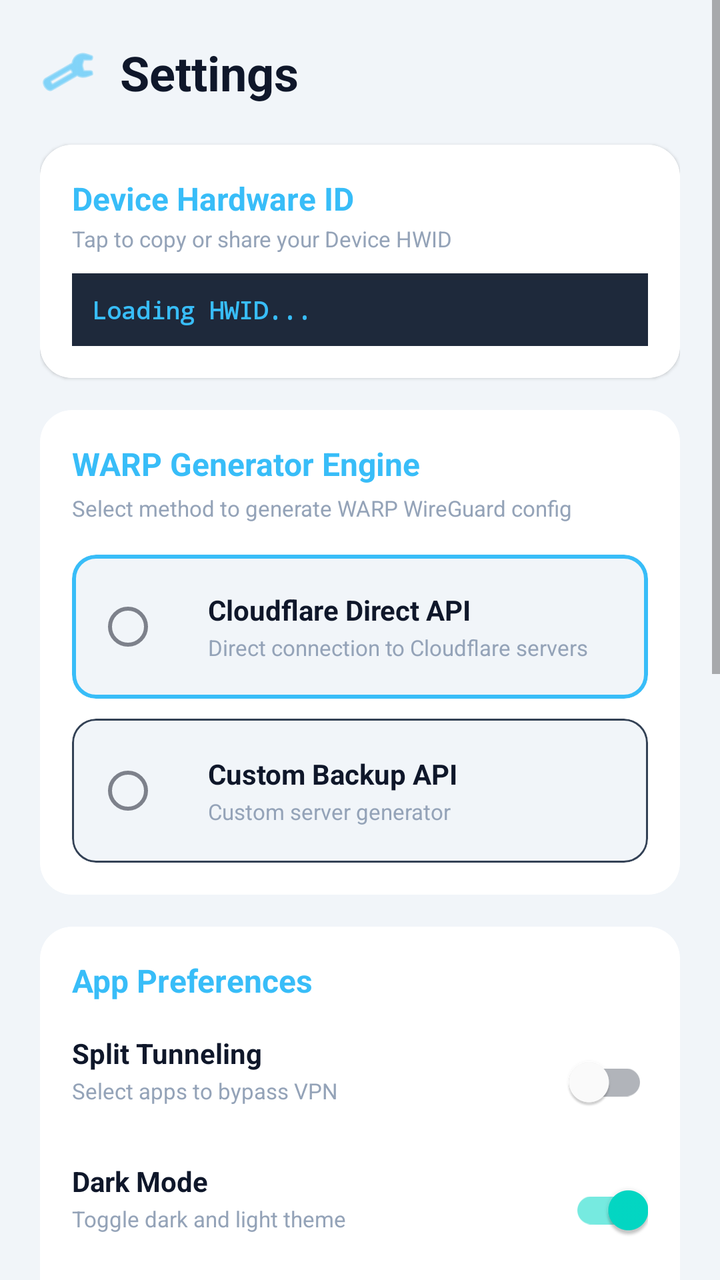
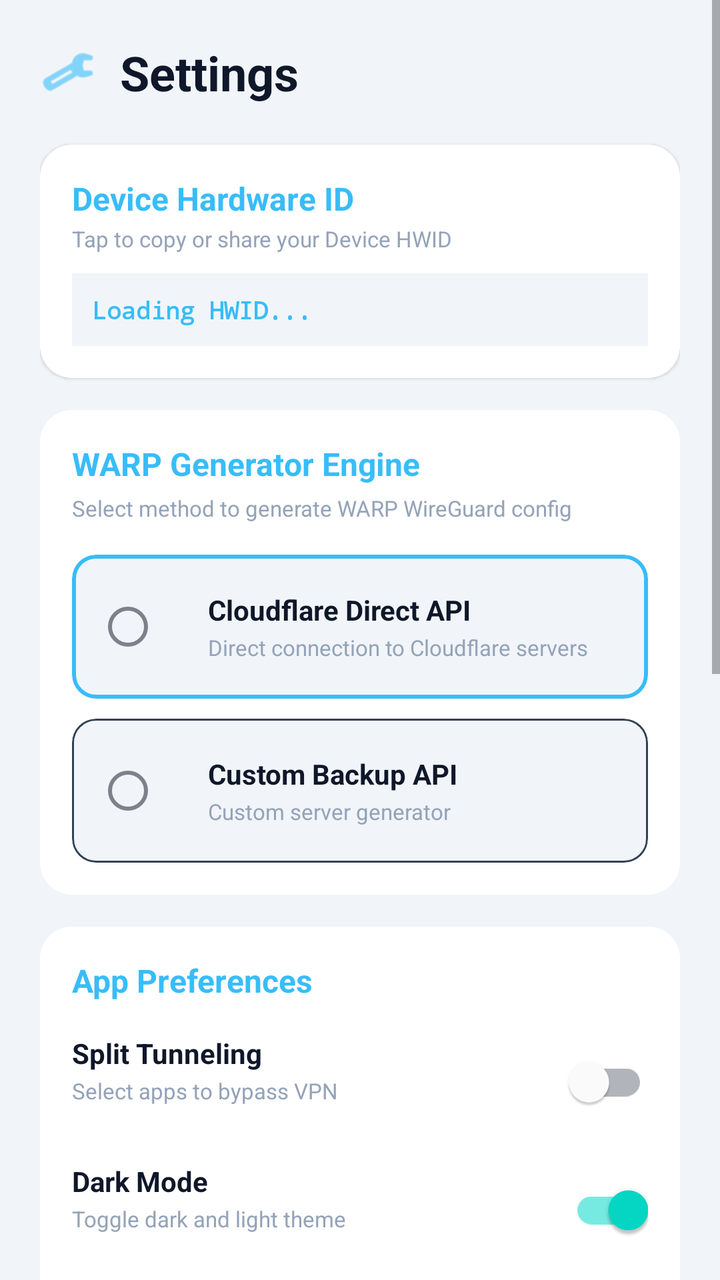

Compare the two renders of this Android layout. The source of the first and the diff that turns it into the second are given below.
<!-- AndroidManifest.xml: application theme AppTheme -->
<!-- res/layout/nav_drawer.xml -->
<?xml version="1.0" encoding="utf-8"?>
<ScrollView xmlns:android="http://schemas.android.com/apk/res/android"
    xmlns:app="http://schemas.android.com/apk/res-auto"
    android:id="@+id/drawerScrollView"
    android:layout_width="300dp"
    android:layout_height="match_parent"
    android:layout_gravity="start"
    android:background="?android:attr/colorBackground">

    <LinearLayout
        android:layout_width="match_parent"
        android:layout_height="wrap_content"
        android:orientation="vertical"
        android:padding="20dp">

        
        <LinearLayout
            android:layout_width="match_parent"
            android:layout_height="wrap_content"
            android:gravity="center_vertical"
            android:orientation="horizontal">

            <ImageView
                android:layout_width="28dp"
                android:layout_height="28dp"
                android:src="@android:drawable/ic_menu_preferences"
                app:tint="#38BDF8" />

            <TextView
                android:layout_width="wrap_content"
                android:layout_height="wrap_content"
                android:layout_marginStart="12dp"
                android:text="Settings"
                android:textColor="?attr/colorOnBackground"
                android:textSize="24sp"
                android:textStyle="bold" />
        </LinearLayout>

        
        <com.google.android.material.card.MaterialCardView
            android:id="@+id/cardHwid"
            android:layout_width="match_parent"
            android:layout_height="wrap_content"
            android:layout_marginTop="20dp"
            android:clickable="true"
            android:focusable="true"
            app:cardBackgroundColor="?attr/colorSurface"
            app:cardCornerRadius="16dp"
            app:strokeWidth="1dp">

            <LinearLayout
                android:layout_width="match_parent"
                android:layout_height="wrap_content"
                android:orientation="vertical"
                android:padding="16dp">

                <TextView
                    android:layout_width="wrap_content"
                    android:layout_height="wrap_content"
                    android:text="Device Hardware ID"
                    android:textColor="#38BDF8"
                    android:textSize="16sp"
                    android:textStyle="bold" />

                <TextView
                    android:layout_width="wrap_content"
                    android:layout_height="wrap_content"
                    android:layout_marginTop="2dp"
                    android:text="Tap to copy or share your Device HWID"
                    android:textColor="#94A3B8"
                    android:textSize="11sp" />

                <TextView
                    android:id="@+id/tvHwid"
                    android:layout_width="match_parent"
                    android:layout_height="wrap_content"
                    android:layout_marginTop="10dp"
                    android:background="#1E293B"
                    android:fontFamily="monospace"
                    android:padding="10dp"
                    android:text="Loading HWID..."
                    android:textColor="#38BDF8"
                    android:textSize="12sp"
                    android:textStyle="bold" />
            </LinearLayout>
        </com.google.android.material.card.MaterialCardView>

        
        <com.google.android.material.card.MaterialCardView
            android:layout_width="match_parent"
            android:layout_height="wrap_content"
            android:layout_marginTop="16dp"
            app:cardBackgroundColor="?attr/colorSurface"
            app:cardCornerRadius="16dp"
            app:strokeWidth="1dp">

            <LinearLayout
                android:layout_width="match_parent"
                android:layout_height="wrap_content"
                android:orientation="vertical"
                android:padding="16dp">

                <TextView
                    android:layout_width="wrap_content"
                    android:layout_height="wrap_content"
                    android:text="WARP Generator Engine"
                    android:textColor="#38BDF8"
                    android:textSize="16sp"
                    android:textStyle="bold" />

                <TextView
                    android:layout_width="wrap_content"
                    android:layout_height="wrap_content"
                    android:layout_marginTop="4dp"
                    android:text="Select method to generate WARP WireGuard config"
                    android:textColor="#94A3B8"
                    android:textSize="11sp" />

                
                <com.google.android.material.card.MaterialCardView
                    android:id="@+id/cardEngineCf"
                    android:layout_width="match_parent"
                    android:layout_height="wrap_content"
                    android:layout_marginTop="16dp"
                    android:clickable="true"
                    android:focusable="true"
                    app:cardBackgroundColor="?android:attr/colorBackground"
                    app:cardCornerRadius="12dp"
                    app:strokeColor="#38BDF8"
                    app:strokeWidth="2dp">

                    <RelativeLayout
                        android:layout_width="match_parent"
                        android:layout_height="wrap_content"
                        android:padding="12dp">

                        <RadioButton
                            android:id="@+id/rbEngineCf"
                            android:layout_width="wrap_content"
                            android:layout_height="wrap_content"
                            android:layout_alignParentStart="true"
                            android:layout_centerVertical="true"
                            android:clickable="false"
                            android:focusable="false" />

                        <LinearLayout
                            android:layout_width="wrap_content"
                            android:layout_height="wrap_content"
                            android:layout_centerVertical="true"
                            android:layout_marginStart="8dp"
                            android:layout_toEndOf="@id/rbEngineCf"
                            android:orientation="vertical">

                            <TextView
                                android:layout_width="wrap_content"
                                android:layout_height="wrap_content"
                                android:text="Cloudflare Direct API"
                                android:textColor="?attr/colorOnBackground"
                                android:textSize="14sp"
                                android:textStyle="bold" />

                            <TextView
                                android:layout_width="wrap_content"
                                android:layout_height="wrap_content"
                                android:layout_marginTop="2dp"
                                android:text="Direct connection to Cloudflare servers"
                                android:textColor="#94A3B8"
                                android:textSize="11sp" />
                        </LinearLayout>
                    </RelativeLayout>
                </com.google.android.material.card.MaterialCardView>

                
                <com.google.android.material.card.MaterialCardView
                    android:id="@+id/cardEngineCustom"
                    android:layout_width="match_parent"
                    android:layout_height="wrap_content"
                    android:layout_marginTop="10dp"
                    android:clickable="true"
                    android:focusable="true"
                    app:cardBackgroundColor="?android:attr/colorBackground"
                    app:cardCornerRadius="12dp"
                    app:strokeColor="#334155"
                    app:strokeWidth="1dp">

                    <RelativeLayout
                        android:layout_width="match_parent"
                        android:layout_height="wrap_content"
                        android:padding="12dp">

                        <RadioButton
                            android:id="@+id/rbEngineCustom"
                            android:layout_width="wrap_content"
                            android:layout_height="wrap_content"
                            android:layout_alignParentStart="true"
                            android:layout_centerVertical="true"
                            android:clickable="false"
                            android:focusable="false" />

                        <LinearLayout
                            android:layout_width="wrap_content"
                            android:layout_height="wrap_content"
                            android:layout_centerVertical="true"
                            android:layout_marginStart="8dp"
                            android:layout_toEndOf="@id/rbEngineCustom"
                            android:orientation="vertical">

                            <TextView
                                android:layout_width="wrap_content"
                                android:layout_height="wrap_content"
                                android:text="Custom Backup API"
                                android:textColor="?attr/colorOnBackground"
                                android:textSize="14sp"
                                android:textStyle="bold" />

                            <TextView
                                android:layout_width="wrap_content"
                                android:layout_height="wrap_content"
                                android:layout_marginTop="2dp"
                                android:text="Custom server generator"
                                android:textColor="#94A3B8"
                                android:textSize="11sp" />
                        </LinearLayout>
                    </RelativeLayout>
                </com.google.android.material.card.MaterialCardView>

            </LinearLayout>
        </com.google.android.material.card.MaterialCardView>

        
        <com.google.android.material.card.MaterialCardView
            android:layout_width="match_parent"
            android:layout_height="wrap_content"
            android:layout_marginTop="16dp"
            app:cardBackgroundColor="?attr/colorSurface"
            app:cardCornerRadius="16dp"
            app:strokeWidth="1dp">

            <LinearLayout
                android:layout_width="match_parent"
                android:layout_height="wrap_content"
                android:orientation="vertical"
                android:padding="16dp">

                <TextView
                    android:layout_width="wrap_content"
                    android:layout_height="wrap_content"
                    android:text="App Preferences"
                    android:textColor="#38BDF8"
                    android:textSize="16sp"
                    android:textStyle="bold" />

                
                <RelativeLayout
                    android:layout_width="match_parent"
                    android:layout_height="wrap_content"
                    android:layout_marginTop="16dp">

                    <LinearLayout
                        android:layout_width="wrap_content"
                        android:layout_height="wrap_content"
                        android:layout_alignParentStart="true"
                        android:layout_toStartOf="@id/switchSplitTunnel"
                        android:orientation="vertical">

                        <TextView
                            android:layout_width="wrap_content"
                            android:layout_height="wrap_content"
                            android:text="Split Tunneling"
                            android:textColor="?attr/colorOnBackground"
                            android:textSize="14sp"
                            android:textStyle="bold" />

                        <TextView
                            android:layout_width="wrap_content"
                            android:layout_height="wrap_content"
                            android:layout_marginTop="2dp"
                            android:text="Select apps to bypass VPN"
                            android:textColor="#94A3B8"
                            android:textSize="11sp" />
                    </LinearLayout>

                    <com.google.android.material.switchmaterial.SwitchMaterial
                        android:id="@+id/switchSplitTunnel"
                        android:layout_width="wrap_content"
                        android:layout_height="wrap_content"
                        android:layout_alignParentEnd="true" />
                </RelativeLayout>

                
                <RelativeLayout
                    android:layout_width="match_parent"
                    android:layout_height="wrap_content"
                    android:layout_marginTop="16dp">

                    <LinearLayout
                        android:layout_width="wrap_content"
                        android:layout_height="wrap_content"
                        android:layout_alignParentStart="true"
                        android:layout_toStartOf="@id/switchDarkMode"
                        android:orientation="vertical">

                        <TextView
                            android:layout_width="wrap_content"
                            android:layout_height="wrap_content"
                            android:text="Dark Mode"
                            android:textColor="?attr/colorOnBackground"
                            android:textSize="14sp"
                            android:textStyle="bold" />

                        <TextView
                            android:layout_width="wrap_content"
                            android:layout_height="wrap_content"
                            android:layout_marginTop="2dp"
                            android:text="Toggle dark and light theme"
                            android:textColor="#94A3B8"
                            android:textSize="11sp" />
                    </LinearLayout>

                    <com.google.android.material.switchmaterial.SwitchMaterial
                        android:id="@+id/switchDarkMode"
                        android:layout_width="wrap_content"
                        android:layout_height="wrap_content"
                        android:layout_alignParentEnd="true"
                        android:checked="true" />
                </RelativeLayout>

                
                <RelativeLayout
                    android:layout_width="match_parent"
                    android:layout_height="wrap_content"
                    android:layout_marginTop="16dp">

                    <LinearLayout
                        android:layout_width="wrap_content"
                        android:layout_height="wrap_content"
                        android:layout_alignParentStart="true"
                        android:layout_toStartOf="@id/switchLogs"
                        android:orientation="vertical">

                        <TextView
                            android:layout_width="wrap_content"
                            android:layout_height="wrap_content"
                            android:text="Show Connection Logs"
                            android:textColor="?attr/colorOnBackground"
                            android:textSize="14sp"
                            android:textStyle="bold" />

                        <TextView
                            android:layout_width="wrap_content"
                            android:layout_height="wrap_content"
                            android:layout_marginTop="2dp"
                            android:text="Display terminal logs on home screen"
                            android:textColor="#94A3B8"
                            android:textSize="11sp" />
                    </LinearLayout>

                    <com.google.android.material.switchmaterial.SwitchMaterial
                        android:id="@+id/switchLogs"
                        android:layout_width="wrap_content"
                        android:layout_height="wrap_content"
                        android:layout_alignParentEnd="true"
                        android:checked="true" />
                </RelativeLayout>

                
                <RelativeLayout
                    android:layout_width="match_parent"
                    android:layout_height="wrap_content"
                    android:layout_marginTop="16dp">

                    <LinearLayout
                        android:layout_width="wrap_content"
                        android:layout_height="wrap_content"
                        android:layout_alignParentStart="true"
                        android:layout_toStartOf="@id/switchPing"
                        android:orientation="vertical">

                        <TextView
                            android:layout_width="wrap_content"
                            android:layout_height="wrap_content"
                            android:text="Auto Ping (Every 30s)"
                            android:textColor="?attr/colorOnBackground"
                            android:textSize="14sp"
                            android:textStyle="bold" />

                        <TextView
                            android:layout_width="wrap_content"
                            android:layout_height="wrap_content"
                            android:layout_marginTop="2dp"
                            android:text="Continuously ping every 30 seconds"
                            android:textColor="#94A3B8"
                            android:textSize="11sp" />
                    </LinearLayout>

                    <com.google.android.material.switchmaterial.SwitchMaterial
                        android:id="@+id/switchPing"
                        android:layout_width="wrap_content"
                        android:layout_height="wrap_content"
                        android:layout_alignParentEnd="true"
                        android:checked="false" />
                </RelativeLayout>

                
                <TextView
                    android:layout_width="wrap_content"
                    android:layout_height="wrap_content"
                    android:layout_marginTop="20dp"
                    android:text="DNS Settings"
                    android:textColor="#38BDF8"
                    android:textSize="14sp"
                    android:textStyle="bold" />

                <RadioGroup
                    android:id="@+id/rgDns"
                    android:layout_width="match_parent"
                    android:layout_height="wrap_content"
                    android:layout_marginTop="8dp">

                    <RadioButton
                        android:id="@+id/rbDnsDefault"
                        android:layout_width="wrap_content"
                        android:layout_height="wrap_content"
                        android:text="Default (Auto)"
                        android:textColor="?attr/colorOnBackground"
                        android:textSize="13sp" />

                    <RadioButton
                        android:id="@+id/rbDnsCloudflare"
                        android:layout_width="wrap_content"
                        android:layout_height="wrap_content"
                        android:text="Cloudflare DNS (1.1.1.1)"
                        android:textColor="?attr/colorOnBackground"
                        android:textSize="13sp" />

                    <RadioButton
                        android:id="@+id/rbDnsGoogle"
                        android:layout_width="wrap_content"
                        android:layout_height="wrap_content"
                        android:text="Google DNS (8.8.8.8)"
                        android:textColor="?attr/colorOnBackground"
                        android:textSize="13sp" />
                </RadioGroup>

                
                <com.google.android.material.button.MaterialButton
                    android:id="@+id/btnRestoreDefaults"
                    android:layout_width="match_parent"
                    android:layout_height="wrap_content"
                    android:layout_marginTop="20dp"
                    android:text="Restore Defaults"
                    android:textColor="#EF4444"
                    app:backgroundTint="#291D24"
                    app:cornerRadius="12dp"
                    app:strokeColor="#EF4444"
                    app:strokeWidth="1dp" />

            </LinearLayout>
        </com.google.android.material.card.MaterialCardView>

        
        <com.google.android.material.card.MaterialCardView
            android:layout_width="match_parent"
            android:layout_height="wrap_content"
            android:layout_marginTop="16dp"
            app:cardBackgroundColor="?attr/colorSurface"
            app:cardCornerRadius="16dp"
            app:strokeWidth="1dp">

            <LinearLayout
                android:layout_width="match_parent"
                android:layout_height="wrap_content"
                android:orientation="vertical"
                android:padding="16dp">

                <TextView
                    android:layout_width="wrap_content"
                    android:layout_height="wrap_content"
                    android:text="About"
                    android:textColor="#38BDF8"
                    android:textSize="16sp"
                    android:textStyle="bold" />

                <TextView
                    android:layout_width="wrap_content"
                    android:layout_height="wrap_content"
                    android:layout_marginTop="12dp"
                    android:text="Developed By:"
                    android:textColor="#94A3B8"
                    android:textSize="12sp" />

                <TextView
                    android:layout_width="wrap_content"
                    android:layout_height="wrap_content"
                    android:text="@nkka404"
                    android:textColor="?attr/colorOnBackground"
                    android:textSize="14sp"
                    android:textStyle="bold" />

                <TextView
                    android:layout_width="wrap_content"
                    android:layout_height="wrap_content"
                    android:layout_marginTop="12dp"
                    android:text="Telegram Channel:"
                    android:textColor="#94A3B8"
                    android:textSize="12sp" />

                <TextView
                    android:id="@+id/tvTelegram"
                    android:layout_width="wrap_content"
                    android:layout_height="wrap_content"
                    android:clickable="true"
                    android:focusable="true"
                    android:text="https://t.me/premium_channel_404"
                    android:textColor="#38BDF8"
                    android:textSize="13sp"
                    android:textStyle="bold" />

            </LinearLayout>
        </com.google.android.material.card.MaterialCardView>

    </LinearLayout>
</ScrollView>
<!-- resources referenced by this layout -->
<resources>
  <style name="AppTheme" parent="Theme.MaterialComponents.DayNight.NoActionBar">
          
          <item name="colorPrimary">#38BDF8</item>
          <item name="colorPrimaryVariant">#0284C7</item>
          <item name="colorOnPrimary">#FFFFFF</item>
          
          
          <item name="android:colorBackground">#F1F5F9</item>
          <item name="colorSurface">#FFFFFF</item>
          <item name="colorOnBackground">#0F172A</item>
          <item name="colorOnSurface">#0F172A</item>
          <item name="android:statusBarColor">#F1F5F9</item>
          <item name="android:windowLightStatusBar">true</item>
      </style>
</resources>

<!-- the commit's change to res/layout/nav_drawer.xml (unified diff, before → after) -->
@@ -75,7 +75,7 @@
                     android:layout_width="match_parent"
                     android:layout_height="wrap_content"
                     android:layout_marginTop="10dp"
-                    android:background="#1E293B"
+                    android:background="?android:attr/colorBackground"
                     android:fontFamily="monospace"
                     android:padding="10dp"
                     android:text="Loading HWID..."
